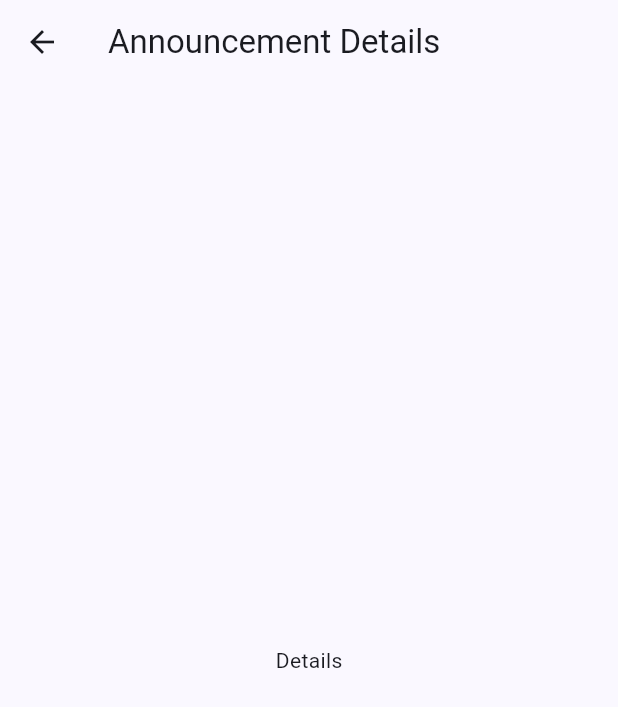
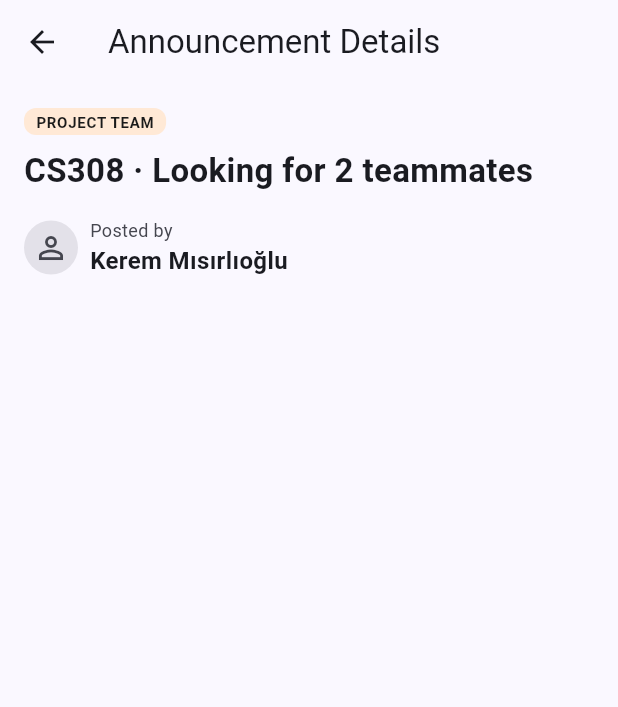
Before and after one commit to mahmutoztuncer/cs310-mobile-project, a Flutter app: the HomeScreen screen opened directly, after a tap on "Study Session", after a tap on "Project Team", after a tap on "PROJECT TEAM", on a phone screen of 412 x 824 dp. Shown: the top 707 px of the screen. Run offline on Flutter 3.47's test engine with Material 3 defaults, Android fonts, the phone set to English and light mode, and no system bars; network calls fail.

Commit message:
Show announcement header on Details screen
Make the type tag in AnnouncementCard public (AnnouncementTypeTag)
so the Details screen can reuse it.

```diff
--- a/lib/screens/details_screen.dart
+++ b/lib/screens/details_screen.dart
@@ -1,14 +1,82 @@
 import 'package:flutter/material.dart';
 
-// PLACEHOLDER — Kerem will implement this screen.
+import '../models/announcement.dart';
+import '../utils/spacing.dart';
+import '../utils/text_styles.dart';
+import '../widgets/announcement_card.dart';
+
+/// Shows the full information of one announcement.
+/// Home opens it with:
+/// Navigator.pushNamed(context, '/details', arguments: announcement)
 class DetailsScreen extends StatelessWidget {
   const DetailsScreen({super.key});
 
   @override
   Widget build(BuildContext context) {
+    // The announcement that was tapped on Home.
+    final a = ModalRoute.of(context)!.settings.arguments as Announcement;
+    final colors = Theme.of(context).colorScheme;
+
     return Scaffold(
       appBar: AppBar(title: const Text('Announcement Details')),
-      body: const Center(child: Text('Details')),
+      body: SafeArea(
+        child: SingleChildScrollView(
+          padding: const EdgeInsets.all(AppSpacing.md),
+          child: Column(
+            crossAxisAlignment: CrossAxisAlignment.start,
+            children: [
+              AnnouncementTypeTag(type: a.type),
+              const SizedBox(height: AppSpacing.sm),
+              Text(
+                '${a.courseCode} · ${a.title}',
+                style: AppTextStyles.appTitle,
+              ),
+              const SizedBox(height: AppSpacing.md),
+
+              // Creator row: network image with a fallback icon
+              Row(
+                children: [
+                  CircleAvatar(
+                    radius: 18,
+                    backgroundColor: colors.surfaceContainerHighest,
+                    child: ClipOval(
+                      child: Image.network(
+                        a.creatorPhotoUrl,
+                        width: 36,
+                        height: 36,
+                        fit: BoxFit.cover,
+                        errorBuilder: (context, error, stackTrace) => Icon(
+                          Icons.person_outline,
+                          color: colors.onSurfaceVariant,
+                        ),
+                      ),
+                    ),
+                  ),
+                  const SizedBox(width: AppSpacing.sm),
+                  Expanded(
+                    child: Column(
+                      crossAxisAlignment: CrossAxisAlignment.start,
+                      children: [
+                        Text(
+                          'Posted by',
+                          style: AppTextStyles.caption
+                              .copyWith(color: colors.onSurfaceVariant),
+                        ),
+                        Text(
+                          a.creatorName,
+                          style: AppTextStyles.cardTitle,
+                          maxLines: 1,
+                          overflow: TextOverflow.ellipsis,
+                        ),
+                      ],
+                    ),
+                  ),
+                ],
+              ),
+            ],
+          ),
+        ),
+      ),
     );
   }
 }
--- a/lib/widgets/announcement_card.dart
+++ b/lib/widgets/announcement_card.dart
@@ -49,7 +49,7 @@ class AnnouncementCard extends StatelessWidget {
               // Top row: type tag + capacity
               Row(
                 children: [
-                  _TypeTag(type: a.type),
+                  AnnouncementTypeTag(type: a.type),
                   const Spacer(),
                   Text(
                     '${a.joinedCount}/${a.capacity} joined',
@@ -132,9 +132,9 @@ class AnnouncementCard extends StatelessWidget {
   }
 }
 
-class _TypeTag extends StatelessWidget {
+class AnnouncementTypeTag extends StatelessWidget {
   final AnnouncementType type;
-  const _TypeTag({required this.type});
+  const AnnouncementTypeTag({required this.type});
 
   @override
   Widget build(BuildContext context) {
```
